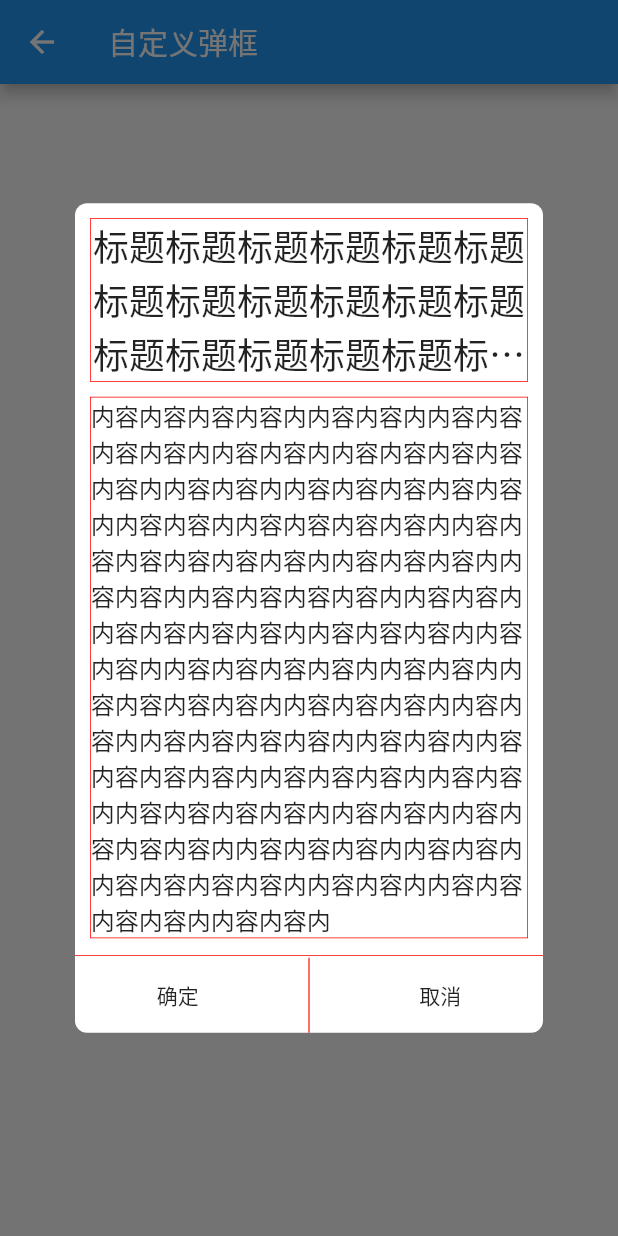
After one commit to yuansirios/Flutter_Learning_Collection, a Flutter app: the CustomerDialogWidgets screen opened directly, after a tap on "Alert弹框内容很多", on a phone screen of 412 x 824 dp. The commit adds this screen. Run offline on Flutter 3.47's test engine with Material 2 defaults, Android fonts, the phone set to English and light mode, and no system bars; our stand-ins replace dio, fluttertoast, image_picker, pull_to_refresh, webview_flutter; generated files the repository leaves out were written again.

Commit message:
完善YSToast示例

```diff
--- /dev/null
+++ b/lib/Components/Dialog/YSDialog.dart
@@ -0,0 +1,265 @@
+import 'package:flutter/material.dart';
+import '../YSTools.dart';
+
+enum YSDialogType {
+  YSDialogType_loading,
+  YSDialogType_alert,
+  YSDialogType_toast,
+}
+
+class YSDialog extends Dialog {
+  static BuildContext currentContext;
+  Size frameSize;
+  String title;
+  String message;
+  YSDialogType showType;
+  final eventBlock;
+
+  YSDialog(
+      {Key key,
+      @required this.title,
+      this.message = "",
+      @required this.showType,
+      this.eventBlock})
+      : super(key: key);
+
+  static init(BuildContext context) {
+    currentContext = context;
+  }
+
+  //显示弹框
+  static showAlert(String title, String message, clickBlock) {
+    showDialog<Null>(
+        context: currentContext, //BuildContext对象
+        barrierDismissible: false,
+        builder: (BuildContext context) {
+          return YSDialog(
+            title: title,
+            message: message,
+            showType: YSDialogType.YSDialogType_alert,
+            eventBlock: clickBlock,
+          );
+        });
+  }
+
+  //显示loading弹框
+  static showLoading(String title) {
+    showDialog<Null>(
+        context: currentContext, //BuildContext对象
+        barrierDismissible: false,
+        builder: (BuildContext context) {
+          return YSDialog(
+            title: title,
+            showType: YSDialogType.YSDialogType_loading,
+          );
+        });
+  }
+
+  //显示loading弹框
+  static showToast(String title) async {
+    showDialog<Null>(
+        context: currentContext, //BuildContext对象
+        barrierDismissible: false,
+        builder: (BuildContext context) {
+          return YSDialog(
+            title: title,
+            showType: YSDialogType.YSDialogType_toast,
+          );
+        });
+
+    await Future.delayed(Duration(milliseconds: 2000));
+    dismiss();
+  }
+
+  //关闭弹框
+  static dismiss() {
+    Navigator.pop(currentContext);
+  }
+
+  Widget _loadingView() {
+    return SizedBox(
+      width: 120.0,
+      height: 120.0,
+      child: Container(
+        decoration: ShapeDecoration(
+          color: Color(0xffffffff),
+          shape: RoundedRectangleBorder(
+            borderRadius: BorderRadius.all(
+              Radius.circular(8.0),
+            ),
+          ),
+        ),
+        child: Column(
+          mainAxisAlignment: MainAxisAlignment.center,
+          crossAxisAlignment: CrossAxisAlignment.center,
+          children: <Widget>[
+            CircularProgressIndicator(),
+            Padding(
+              padding: const EdgeInsets.only(
+                top: 20.0,
+              ),
+              child: Text(
+                title,
+                style: TextStyle(fontSize: 12.0),
+              ),
+            ),
+          ],
+        ),
+      ),
+    );
+  }
+
+  Widget _alertView() {
+    return Center(
+      child: Container(
+          decoration: ShapeDecoration(
+            color: Color(0xffffffff),
+            shape: RoundedRectangleBorder(
+              borderRadius: BorderRadius.all(
+                Radius.circular(8.0),
+              ),
+            ),
+          ),
+          child: UnconstrainedBox(
+            child: Padding(
+              padding: EdgeInsets.all(0),
+              child: Column(
+                children: <Widget>[
+                  //标题
+                  ConstrainedBox(
+                      constraints: BoxConstraints(
+                          minHeight: 30,
+                          minWidth: frameSize.width - 100,
+                          maxHeight: 200,
+                          maxWidth: frameSize.width - 100),
+                      child: Padding(
+                          padding: EdgeInsets.all(10),
+                          child: YSTools.borderContainer(Text(
+                            title,
+                            style: TextStyle(fontSize: 24),
+                            maxLines: 3,
+                            softWrap: true,
+                            overflow: TextOverflow.ellipsis,
+                            textAlign: TextAlign.center,
+                          )))),
+                  //内容
+                  ConstrainedBox(
+                      constraints: BoxConstraints(
+                        minWidth: frameSize.width - 100,
+                        maxWidth: frameSize.width - 100,
+                        maxHeight: 400,
+                      ),
+                      child: Padding(
+                          padding: EdgeInsets.fromLTRB(10, 0, 10, 10),
+                          child: YSTools.borderContainer(SingleChildScrollView(
+                              child: Text(
+                            message,
+                            style: TextStyle(fontSize: 16),
+                            softWrap: true,
+                          ))))),
+                  ConstrainedBox(
+                      constraints: BoxConstraints(
+                          minWidth: frameSize.width - 100,
+                          maxWidth: frameSize.width - 100),
+                      child: Column(
+                        children: <Widget>[
+                          Divider(
+                            height: 3,
+                            color: Colors.red,
+                          ),
+                          Row(
+                            mainAxisAlignment: MainAxisAlignment.spaceAround,
+                            children: <Widget>[
+                              Container(
+                                width: 100,
+                                child: FlatButton(
+                                    child: Text("确定"),
+                                    onPressed: _alertConfirm),
+                              ),
+                              Container(
+                                width: 1,
+                                height: 50,
+                                color: Colors.red,
+                              ),
+                              Container(
+                                width: 100,
+                                child: FlatButton(
+                                    child: Text("取消"), onPressed: _alertCancel),
+                              )
+                            ],
+                          )
+                        ],
+                      ))
+                ],
+              ),
+            ),
+          )),
+    );
+  }
+
+  Widget _toastView() {
+    return Center(
+      child: Container(
+          decoration: ShapeDecoration(
+            color: Colors.black,
+            shape: RoundedRectangleBorder(
+              borderRadius: BorderRadius.all(
+                Radius.circular(8.0),
+              ),
+            ),
+          ),
+          child: UnconstrainedBox(
+            child: Padding(
+              padding: EdgeInsets.all(0),
+              child: ConstrainedBox(
+                  constraints: BoxConstraints(
+                      maxHeight: frameSize.height - 100,
+                      minWidth: 100,
+                      maxWidth: frameSize.width - 100),
+                  child: Padding(
+                      padding: EdgeInsets.all(10),
+                      child: YSTools.borderContainer(SingleChildScrollView(
+                        child: Text(
+                          title,
+                          style: TextStyle(fontSize: 18, color: Colors.white),
+                          softWrap: true,
+                          textAlign: TextAlign.center,
+                        ),
+                      )))),
+            ),
+          )),
+    );
+  }
+
+  _alertConfirm() {
+    YSDialog.dismiss();
+    eventBlock(0);
+  }
+
+  _alertCancel() {
+    YSDialog.dismiss();
+    eventBlock(1);
+  }
+
+  @override
+  Widget build(BuildContext context) {
+    frameSize = MediaQuery.of(context).size;
+    Widget showView;
+
+    if (showType == YSDialogType.YSDialogType_loading) {
+      showView = _loadingView();
+    } else if (showType == YSDialogType.YSDialogType_alert) {
+      showView = _alertView();
+    } else {
+      showView = _toastView();
+    }
+
+    return Material(
+      //创建透明层
+      type: MaterialType.transparency, //透明类型
+      child: Center(
+          //保证控件居中效果
+          child: showView),
+    );
+  }
+}
--- /dev/null
+++ b/lib/Components/YSTools.dart
@@ -0,0 +1,16 @@
+
+import 'package:flutter/material.dart';
+
+class YSTools {
+
+  // 带边框的容器
+  static Widget borderContainer(Widget widget) {
+    return Container(
+        decoration: BoxDecoration(
+            border: Border.all(
+                color: Color(0xFFFF0000), width: 0.5) // 底色// 也可控件一边圆角大小
+            ),
+        child: widget);
+  }
+
+}
--- /dev/null
+++ b/lib/CustomerWidgets/CustomerDialogWidgets.dart
@@ -0,0 +1,63 @@
+import 'package:flutter/material.dart';
+import '../Components/Dialog/YSDialog.dart';
+
+class CustomerDialogWidgets extends StatelessWidget {
+  @override
+  Widget build(BuildContext context) {
+    YSDialog.init(context);
+
+    return Scaffold(
+        appBar: AppBar(
+          title: Text('自定义弹框'),
+        ),
+        body: Center(
+            child: UnconstrainedBox(
+          child: Column(
+            children: <Widget>[
+              RaisedButton(
+                  child: Text("自定义加载弹框"), onPressed: _loadSourceDialog),
+              RaisedButton(
+                  child: Text("自定义Alert弹框"), onPressed: _loadAlertDialog),
+              RaisedButton(
+                  child: Text("Alert弹框内容很多"), onPressed: _loadAlertDialogMore),
+              RaisedButton(
+                  child: Text("自定义Toast弹框"), onPressed: _loadToastDialog),
+              RaisedButton(
+                  child: Text("Toast弹框内容很多"), onPressed: _loadToastDialogMore),
+            ],
+          ),
+        )));
+  }
+
+  _loadSourceDialog() async {
+    YSDialog.showLoading("数据加载中");
+    await Future.delayed(Duration(milliseconds: 2000));
+    YSDialog.dismiss();
+  }
+
+  _loadAlertDialog() {
+    YSDialog.showAlert(
+        "我是标题",
+        "我是内容",
+        (int index) {
+      print("点击了：$index");
+    });
+  }
+
+  _loadAlertDialogMore() {
+    YSDialog.showAlert(
+        "标题标题标题标题标题标题标题标题标题标题标题标题标题标题标题标题标题标题标题标题标题标题标题标题标题标题标题标题标题标题标题标题标题标题标题",
+        "内容内容内容内容内内容内容内内容内容内容内容内内容内容内内容内容内容内容内容内内容内容内内容内容内容内容内容内内容内容内内容内容内容内容内内容内容内容内容内容内容内内容内容内容内内容内容内内容内容内容内容内内容内容内内容内容内容内容内内容内容内容内内容内容内内容内容内容内容内内容内容内内容内容内容内容内内容内容内容内内容内容内内容内容内容内容内内容内容内内容内容内容内容内内容内容内容内内容内容内内容内容内容内容内内容内容内内容内容内容内容内内容内容内容内内容内容内内容内容内容内容内内容内容内内容内容内容内容内内容内容内",
+        (int index) {
+      print("点击了：$index");
+    });
+  }
+
+  _loadToastDialog() {
+    YSDialog.showToast("我是一个toast");
+  }
+
+  _loadToastDialogMore() {
+    YSDialog.showToast("我是一个toast我是一个toast我是一个toast我是一个toast我是一个toas一个toast我是一个toast我是一个toast我是一个toast我是一个toas一个toast我是一个toast我是一个toast我是一个toast我是一个toas一个toast我是一个toast我是一个toast我是一个toast我是一个toas一个toast我是一个toast我是一个toast我是一个toast我是一个toas一个toast我是一个toast我是一个toast我是一个toast我是一个toas一个toast我是一个toast我是一个toast我是一个toast我是一个toas一个toast我是一个toast我是一个toast我是一个toast我是一个toas一个toast我是一个toast我是一个toast我是一个toast我是一个toast我是一个toast我是一个toast我是一个toast我是一个toast我是一个toast我是一个toast我是一个toast我是一个toast我是一个toast我是一个toast我是一个toast我是一个toast我是一个toast我是一个toast我是一个toast我是一个toast我是一个toast");
+  }
+}
--- a/lib/CustomerWidgets/CustomerWidgets.dart
+++ b/lib/CustomerWidgets/CustomerWidgets.dart
@@ -2,6 +2,7 @@ import 'package:flutter/material.dart';
 import 'GradientButtonWidgets.dart';
 import 'TurnBoxWidgets.dart';
 import 'CustomPaintRoute.dart';
+import 'CustomerDialogWidgets.dart';
 
 class CustomerWidgets extends StatefulWidget {
   @override
@@ -31,7 +32,8 @@ class BaseListView extends StatelessWidget {
   final List dataList = [
     {"title": "组合现有组件", "component": GradientButtonWidgets()},
     {"title": "组合实例：TurnBox", "component": TurnBoxRoute()},
-    {"title": "自绘组件 （CustomPaint与Canvas）", "component": CustomPaintRoute()}
+    {"title": "自绘组件 （CustomPaint与Canvas）", "component": CustomPaintRoute()},
+    {"title": "自定义弹框", "component": CustomerDialogWidgets()}
   ];
 
   List<Widget> _getListData(BuildContext context) {
--- a/lib/RootView/RootView.dart
+++ b/lib/RootView/RootView.dart
@@ -10,9 +10,10 @@ import '../FunctionalWidgets/FunctionalWidgets.dart';
 import '../EventHandleWidgets/EventHandleWidgets.dart';
 import '../CustomerWidgets/CustomerWidgets.dart';
 import '../FileAndNetWidgets/FileAndNetWidgets.dart';
+
 import '../PracticeList/DioCustomWidgets.dart';
-
 import '../PracticeList/MoreEnvWidgets.dart';
+import '../PracticeList/ListLoadMore.dart';
 
 class RootView extends StatelessWidget {
   @override
@@ -49,7 +50,8 @@ class RootListView extends StatelessWidget {
     {"title": "国际化", "component": ""},
     {"title": "核心原理", "component": ""},
     {"title": "Dio网络库封装（get、post、file上传）", "component": DioCustomWidgets()},
-    {"title": "多环境配置方案（开发，测试，生产）", "component": MoreEnvWidgets()}
+    {"title": "多环境配置方案（开发，测试，生产）", "component": MoreEnvWidgets()},
+    {"title": "列表下拉刷新+分页加载", "component": ListLoadMore()}
   ];
 
   List<Widget> _getListData(BuildContext context) {
--- a/pubspec.yaml
+++ b/pubspec.yaml
@@ -30,6 +30,7 @@ dependencies:
   fluttertoast: ^3.1.3
   image_picker: ^0.6.1+10
   path_provider: ^1.4.0
+  pull_to_refresh: ^1.5.7
 
 dev_dependencies:
   build_runner: ^1.0.0
```
Also changed, not shown: lib/Components/Dialog/LoadingDialog.dart (added, +68 -0 lines), lib/Components/YSToast.dart (added, +9 -0 lines), lib/PracticeList/ListLoadMore.dart (added, +125 -0 lines), pubspec.lock.
